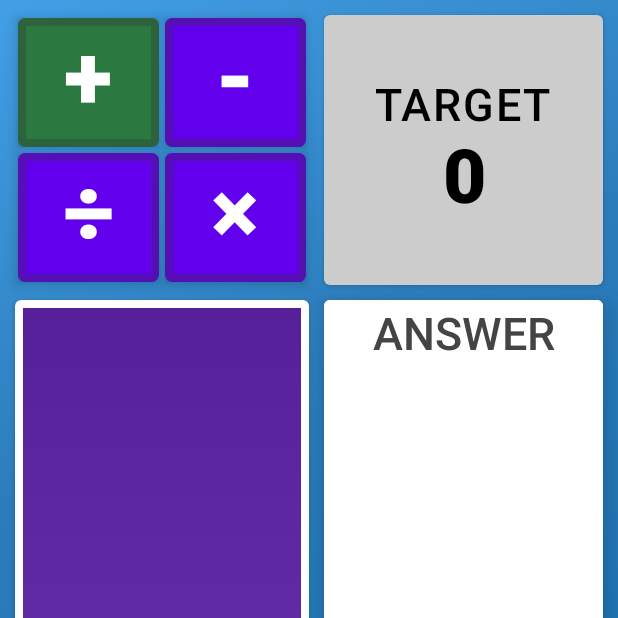
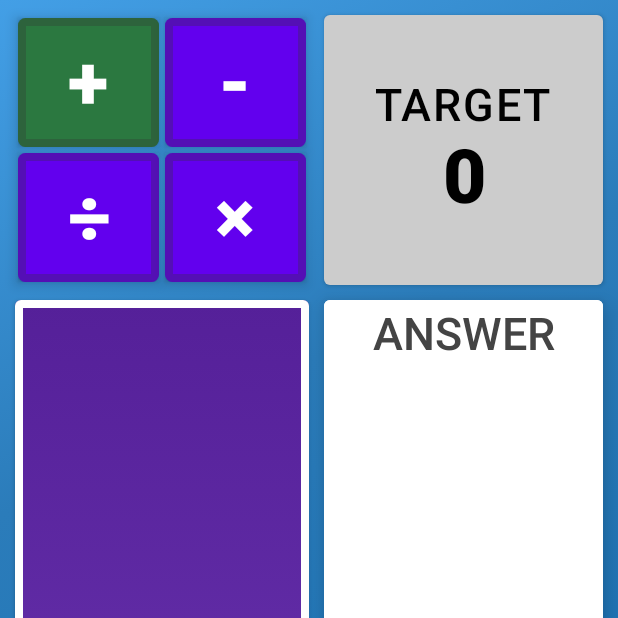
Before and after one commit to Tyler-Lopez/NumerositySolver, an Android app built with Jetpack Compose: the screen it shows after launch (MainActivity), on a phone screen of 412 x 824 dp, the top half of it. Run offline under Robolectric (Android 15) with nearby library versions, the phone set to English and light mode, and no system bars.

Commit message:
Update MainActivity.kt

```diff
--- a/app/src/main/java/com/company/numerositycheat/MainActivity.kt
+++ b/app/src/main/java/com/company/numerositycheat/MainActivity.kt
@@ -6,6 +6,7 @@ import android.os.Bundle
 import androidx.activity.ComponentActivity
 import androidx.activity.compose.setContent
 import androidx.compose.foundation.*
+import androidx.compose.foundation.gestures.Orientation
 import androidx.compose.foundation.layout.*
 import androidx.compose.foundation.shape.CircleShape
 import androidx.compose.foundation.shape.RoundedCornerShape
@@ -52,6 +53,12 @@ class MainActivity : ComponentActivity() {
                         )
                     }
                     val configuration = LocalConfiguration.current
+                    val heightOfTop = remember { mutableStateOf(200.dp) }
+                    when (configuration.orientation) {
+                        Configuration.ORIENTATION_LANDSCAPE -> heightOfTop.value = 150.dp
+                        else -> 200.dp
+                    }
+
                     var result = calculate(options, target.value, operand.value)
 
                     // Various mutable variables
@@ -73,7 +80,7 @@ class MainActivity : ComponentActivity() {
                         Row(
                             modifier = Modifier
                                 .fillMaxWidth()
-                                .height(200.dp)
+                                .height(heightOfTop.value)
                         ) {
                             Box(
                                 modifier = Modifier
@@ -93,7 +100,7 @@ class MainActivity : ComponentActivity() {
                                         for (i in 0..1) {
                                             Row(
                                                 modifier = Modifier
-                                                    .fillMaxWidth()
+                                                    .fillMaxHeight()
                                                     .weight(0.5f)
                                             ) {
                                                 for (j in 0..1) {
@@ -123,7 +130,7 @@ class MainActivity : ComponentActivity() {
                                                         modifier = Modifier
                                                             .padding(2.dp)
                                                             .weight(0.5f)
-                                                            .fillMaxSize()
+                                                            .fillMaxHeight()
                                                             .shadow(5.dp),
                                                         border = BorderStroke(
                                                             5.dp,
@@ -141,6 +148,12 @@ class MainActivity : ComponentActivity() {
                                                             modifier = Modifier.fillMaxSize(),
                                                             contentAlignment = Alignment.Center
                                                         ) {
+                                                            Column(
+                                                                modifier = Modifier.fillMaxSize(),
+                                                                verticalArrangement = Arrangement.Center,
+                                                                horizontalAlignment = Alignment.CenterHorizontally
+                                                            )
+                                                            {
                                                                 val text = when (count) {
                                                                     0 -> "+"
                                                                     1 -> "-"
@@ -148,12 +161,13 @@ class MainActivity : ComponentActivity() {
                                                                     else -> "×"
                                                                 }
                                                                 Text(
-                                                                modifier = Modifier.offset(y = -3.dp),
                                                                     text = text,
                                                                     fontWeight = FontWeight.Black,
-                                                                fontSize = 60.sp,
+                                                                    textAlign = TextAlign.Center,
+                                                                    fontSize = 50.sp,
                                                                     color = Color.White,
                                                                 )
+                                                            }
                                                         count++
                                                     }
                                                 }
@@ -385,7 +399,7 @@ class MainActivity : ComponentActivity() {
                 }
                 if (showOptions.value) {
                     chooseOptions(chosenNumbers = {
-                            if(it != null) {
+                        if (it != null) {
                             options.clear()
                             for (element in it) options.add(element)
                         }
@@ -501,11 +515,12 @@ fun chooseOptions(chosenNumbers: (List<Int>?) -> Unit) {
                         .fillMaxHeight(), onClick = {
                         chosenNumbers(null)
                     },
-                    colors = ButtonDefaults.buttonColors(backgroundColor = Color.Red)
+                    colors = ButtonDefaults.buttonColors(backgroundColor = Color(128, 35, 31))
                 ) {
                     Text(
                         modifier = Modifier.fillMaxSize(),
                         text = "Cancel",
+                        color = Color.White,
                         textAlign = TextAlign.Center,
                         fontSize = 30.sp,
                         fontWeight = FontWeight.Bold
@@ -521,7 +536,7 @@ fun chooseOptions(chosenNumbers: (List<Int>?) -> Unit) {
         ) {
 
 
-            for (i in 0..100 step 3) {
+            for (i in 1..100 step 3) {
                 Row(
                     modifier = Modifier
                         .fillMaxWidth()
```
Lines whose indentation alone changed are shown as unchanged.
